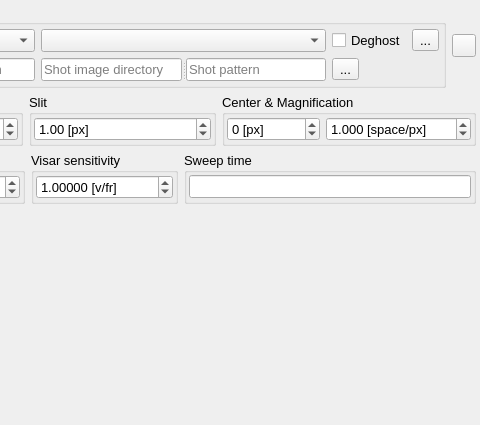
Above: plugins/Visar/VisarSettings.ui from NeutrinoToolkit/Neutrino before the change; both pictures show x 261 to 741 and y 0 to 425 of the 741 by 425 pixel window. Below: the same form after it.
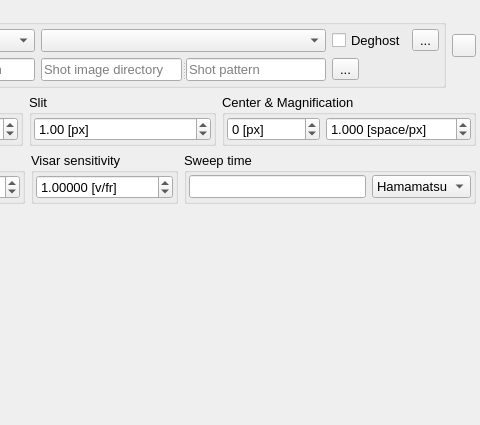
That is the form after the change. Icons and pictures are not drawn. Custom widgets are drawn as their Qt base class.

Commit message: VISAR: added normal time polynomial option

```diff
--- a/plugins/Visar/VisarSettings.ui
+++ b/plugins/Visar/VisarSettings.ui
@@ -653,7 +653,7 @@
         <property name="title">
          <string>Sweep time</string>
         </property>
-        <layout class="QHBoxLayout" name="horizontalLayout_11">
+        <layout class="QHBoxLayout" name="horizontalLayout_11" stretch="1,0">
          <property name="leftMargin">
           <number>2</number>
          </property>
@@ -681,6 +681,23 @@
            </property>
           </widget>
          </item>
+         <item>
+          <widget class="QComboBox" name="physScaleType">
+           <property name="neutrinoSave" stdset="0">
+            <bool>true</bool>
+           </property>
+           <item>
+            <property name="text">
+             <string>Hamamatsu</string>
+            </property>
+           </item>
+           <item>
+            <property name="text">
+             <string>Normal</string>
+            </property>
+           </item>
+          </widget>
+         </item>
         </layout>
        </widget>
       </item>
```
Left out of the diff: 6 changed lines with no effect on the pictures. The commit also changes 2 other files.
